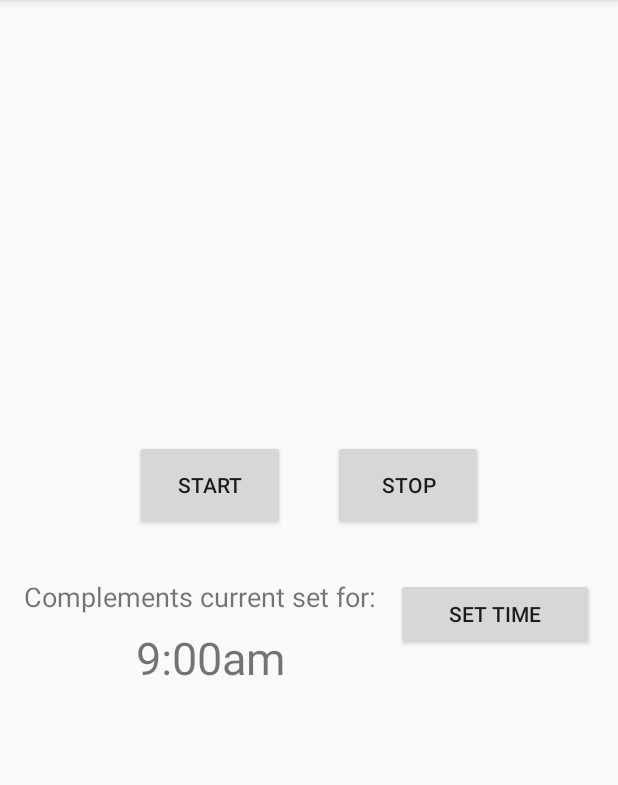
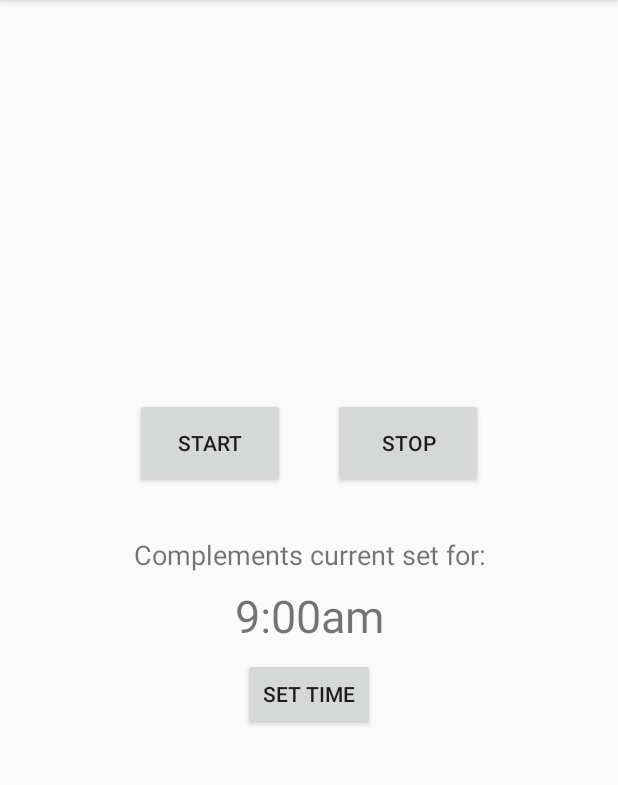
Before and after one commit to Jason-Skillman/One-a-Day-Complement, an Android app: the screen it shows after launch (MainActivity), on a phone screen of 412 x 824 dp, the part 84-869 px from its top. Run offline under Robolectric (Android 15) with nearby library versions, the phone set to English and light mode, and no system bars.

Commit message:
Changed UI

```diff
--- a/app/src/main/res/layout/activity_main.xml
+++ b/app/src/main/res/layout/activity_main.xml
@@ -53,21 +53,13 @@
 
             <TextView
                 android:id="@+id/textView"
-                android:layout_width="240dp"
+                android:layout_width="0dp"
                 android:layout_height="wrap_content"
                 android:text="Complements current set for:"
+                android:textAlignment="center"
                 android:textSize="18sp"
+                app:layout_constraintEnd_toEndOf="parent"
                 app:layout_constraintStart_toStartOf="parent"
-                app:layout_constraintTop_toTopOf="parent" />
-
-            <Button
-                android:id="@+id/btn_time"
-                android:layout_width="0dp"
-                android:layout_height="wrap_content"
-                android:layout_marginLeft="8dp"
-                android:text="Set Time"
-                app:layout_constraintEnd_toEndOf="parent"
-                app:layout_constraintStart_toEndOf="@+id/textView"
                 app:layout_constraintTop_toTopOf="parent" />
 
             <TextView
@@ -78,21 +70,19 @@
                 android:text="9:00am"
                 android:textAlignment="center"
                 android:textSize="30sp"
-                app:layout_constraintEnd_toStartOf="@+id/btn_time"
+                app:layout_constraintEnd_toEndOf="parent"
                 app:layout_constraintStart_toStartOf="parent"
                 app:layout_constraintTop_toBottomOf="@+id/textView" />
 
-            <!--
-
-            <EditText
-                android:id="@+id/et_time"
+            <Button
+                android:id="@+id/btn_time"
                 android:layout_width="wrap_content"
                 android:layout_height="wrap_content"
-                android:ems="10"
-                android:inputType="time"
+                android:layout_marginTop="8dp"
+                android:text="Set Time"
                 app:layout_constraintEnd_toEndOf="parent"
                 app:layout_constraintStart_toStartOf="parent"
-                app:layout_constraintTop_toBottomOf="@+id/btn_time" />-->
+                app:layout_constraintTop_toBottomOf="@+id/tv_time" />
 
         </androidx.constraintlayout.widget.ConstraintLayout>
 
```
